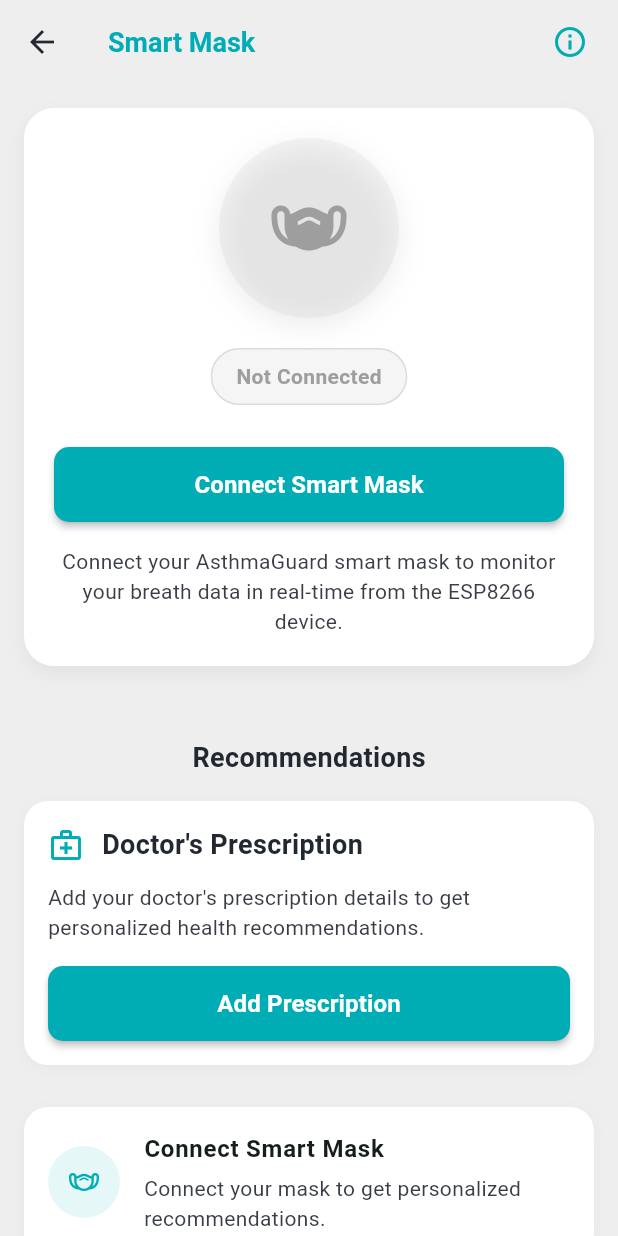
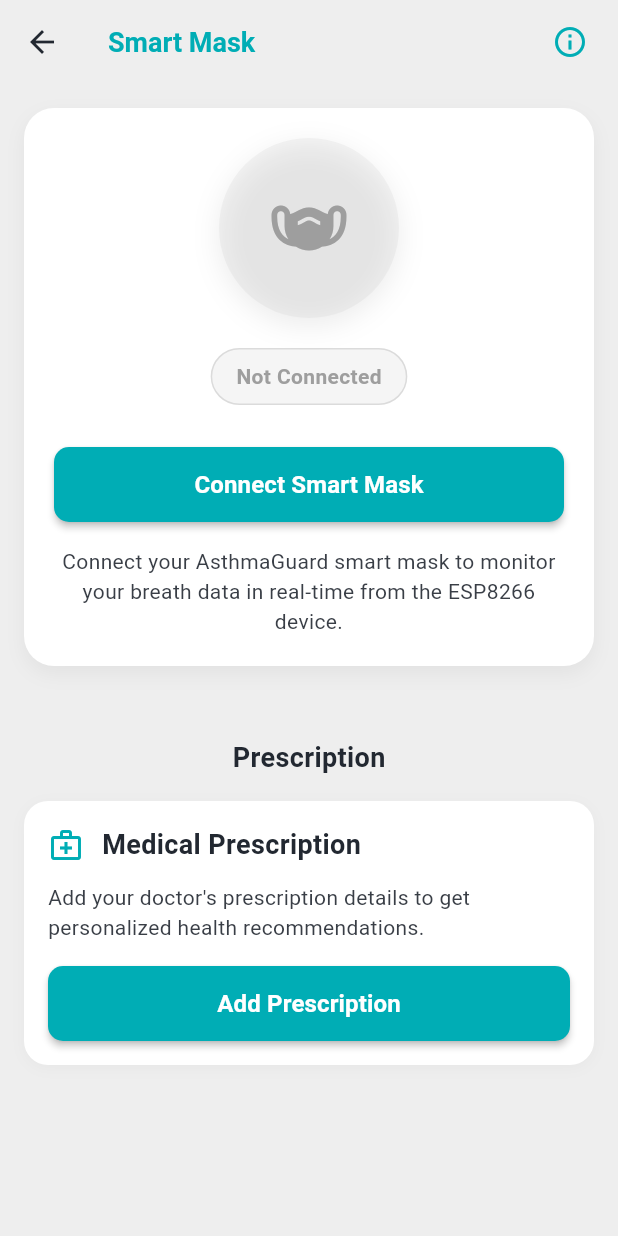
Before and after one commit to Abelboby/asthmaguard, a Flutter app: the SmartMaskScreen screen opened directly, on a phone screen of 412 x 824 dp. Run offline on Flutter 3.47's test engine with Material 3 defaults, Android fonts, the phone set to English and light mode, and no system bars; our stand-ins replace cloud_firestore, firebase_auth, firebase_core, fl_chart, geolocator, google_sign_in; accounts and stored records are empty.

Commit message:
Refactor SmartMaskScreen: Rename 'Recommendations' section to 'Prescription' and update related UI components. Remove obsolete recommendations logic and streamline prescription display for improved clarity and user experience.

```diff
--- a/lib/screens/smart_mask/smart_mask_screen.dart
+++ b/lib/screens/smart_mask/smart_mask_screen.dart
@@ -439,9 +439,9 @@
 
                   const SizedBox(height: 24),
 
-                  // Recommendations - Now always visible regardless of connection status
+                  // Prescription section - renamed from Doctor's Prescription
                   Text(
-                    'Recommendations',
+                    'Prescription',
                     style: TextStyle(
                       fontSize: 18,
                       fontWeight: FontWeight.bold,
@@ -449,7 +449,7 @@
                     ),
                   ),
                   const SizedBox(height: 16),
-                  _buildRecommendations(smartMaskProvider),
+                  _buildDoctorPrescriptionCard(),
                 ],
               ),
             );
@@ -685,171 +685,9 @@
     return '$hour:$minute $period';
   }
 
-  // Building recommendations based on breath data risk status
-  Widget _buildRecommendations(SmartMaskProvider provider) {
-    // Default recommendations when not connected or no breath data
-    List<Map<String, dynamic>> recommendations = [
-      {
-        'icon': Icons.masks_outlined,
-        'title': 'Connect Smart Mask',
-        'description': 'Connect your mask to get personalized recommendations.',
-        'color': AppColors.primaryColor, // Teal blue
-      },
-      {
-        'icon': Icons.air_outlined,
-        'title': 'Check Air Quality',
-        'description': 'Be aware of your local air quality conditions.',
-        'color': AppColors.primaryColor, // Teal blue
-      },
-      {
-        'icon': Icons.health_and_safety_outlined,
-        'title': 'Monitor Symptoms',
-        'description': 'Keep track of any respiratory symptoms you experience.',
-        'color': AppColors.primaryColor, // Teal blue
-      },
-    ];
-
-    // If connected and has breath data, show personalized recommendations
-    if (provider.smartMaskData != null) {
-      final riskStatus =
-          provider.smartMaskData!.getFormattedTriggerLevel().toLowerCase();
-
-      if (riskStatus.contains('high')) {
-        recommendations = [
-          {
-            'icon': Icons.medical_services_outlined,
-            'title': 'Consult Doctor',
-            'description': 'Contact your healthcare provider immediately.',
-            'color': AppColors.errorColor, // Keep red for error
-          },
-          {
-            'icon': Icons.home_outlined,
-            'title': 'Stay Indoors',
-            'description': 'Minimize outdoor activities.',
-            'color': AppColors.primaryColor, // Teal blue
-          },
-          {
-            'icon': Icons.masks_outlined,
-            'title': 'Keep Mask On',
-            'description':
-                'Continue using your smart mask to monitor your condition.',
-            'color': AppColors.primaryColor, // Teal blue
-          },
-        ];
-      } else if (riskStatus.contains('medium')) {
-        recommendations = [
-          {
-            'icon': Icons.masks_outlined,
-            'title': 'Use Smart Mask',
-            'description':
-                'Continue monitoring your breath data with the smart mask.',
-            'color': AppColors.primaryColor, // Teal blue
-          },
-          {
-            'icon': Icons.air_outlined,
-            'title': 'Monitor Environment',
-            'description': 'Be aware of air quality in your surroundings.',
-            'color': AppColors.primaryColor, // Teal blue
-          },
-          {
-            'icon': Icons.medical_services_outlined,
-            'title': 'Track Symptoms',
-            'description': 'Record any symptoms you experience in a journal.',
-            'color': AppColors.primaryColor, // Teal blue
-          },
-        ];
-      } else {
-        recommendations = [
-          {
-            'icon': Icons.favorite_outline,
-            'title': 'Maintain Wellness',
-            'description': 'Continue your healthy routine with the smart mask.',
-            'color': AppColors.successColor, // Teal blue
-          },
-          {
-            'icon': Icons.water_drop_outlined,
-            'title': 'Stay Hydrated',
-            'description': 'Drink plenty of water throughout the day.',
-            'color': AppColors.primaryColor, // Teal blue
-          },
-          {
-            'icon': Icons.nightlight_outlined,
-            'title': 'Quality Sleep',
-            'description': 'Ensure you get adequate rest.',
-            'color': AppColors.primaryColor, // Teal blue
-          },
-        ];
-      }
-    }
-
-    return Column(
-      children: [
-        // First add the Doctor's Prescription Card
-        _buildDoctorPrescriptionCard(),
-
-        const SizedBox(height: 16),
-
-        // Then the regular recommendations
-        ...recommendations.map((rec) {
-          return Container(
-            margin: const EdgeInsets.only(bottom: 12),
-            decoration: BoxDecoration(
-              color: Colors.white,
-              borderRadius: BorderRadius.circular(16),
-              boxShadow: [
-                BoxShadow(
-                  color: Colors.black.withOpacity(0.03),
-                  blurRadius: 8,
-                  offset: const Offset(0, 2),
-                ),
-              ],
-            ),
-            child: ListTile(
-              contentPadding: const EdgeInsets.symmetric(
-                horizontal: 16,
-                vertical: 8,
-              ),
-              leading: Container(
-                width: 48,
-                height: 48,
-                decoration: BoxDecoration(
-                  color: (rec['color'] as Color).withOpacity(0.1),
-                  shape: BoxShape.circle,
-                ),
-                child: Icon(
-                  rec['icon'] as IconData,
-                  color: rec['color'] as Color,
-                  size: 24,
-                ),
-              ),
-              title: Padding(
-                padding: const EdgeInsets.only(bottom: 4),
-                child: Text(
-                  rec['title'] as String,
-                  style: const TextStyle(
-                    fontWeight: FontWeight.bold,
-                    fontSize: 16,
-                  ),
-                ),
-              ),
-              subtitle: Text(
-                rec['description'] as String,
-                style: TextStyle(
-                  fontSize: 14,
-                  color: AppColors.secondaryTextColor,
-                ),
-              ),
-            ),
-          );
-        }).toList(),
-      ],
-    );
-  }
-
   // Build doctor's prescription card
   Widget _buildDoctorPrescriptionCard() {
     return Container(
-      margin: const EdgeInsets.only(bottom: 12),
       decoration: BoxDecoration(
         color: Colors.white,
         borderRadius: BorderRadius.circular(16),
@@ -884,7 +722,7 @@
                   mainAxisAlignment: MainAxisAlignment.spaceBetween,
                   children: [
                     Text(
-                      "Doctor's Prescription",
+                      "Medical Prescription",
                       style: TextStyle(
                         fontSize: 18,
                         fontWeight: FontWeight.bold,
@@ -961,7 +799,7 @@
                     ),
                     const SizedBox(width: 12),
                     Text(
-                      "Doctor's Prescription",
+                      "Medical Prescription",
                       style: TextStyle(
                         fontSize: 18,
                         fontWeight: FontWeight.bold,
@@ -1051,7 +889,7 @@
             mainAxisAlignment: MainAxisAlignment.spaceBetween,
             children: [
               Text(
-                "Doctor's Prescription",
+                "Medical Prescription",
                 style: TextStyle(
                   fontSize: 18,
                   fontWeight: FontWeight.bold,
```
